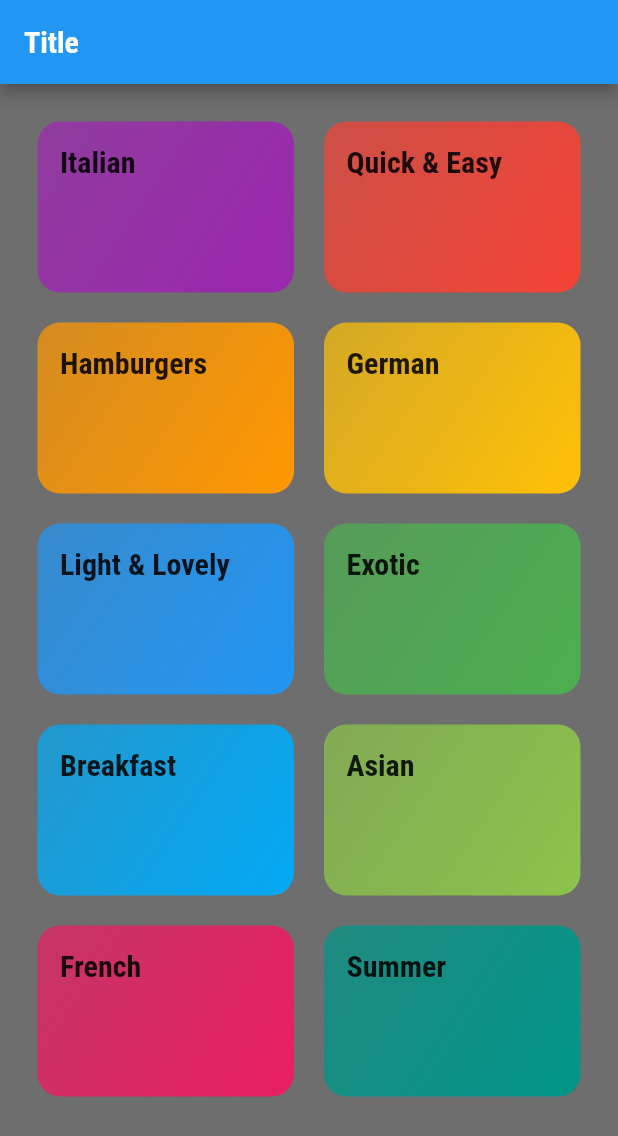
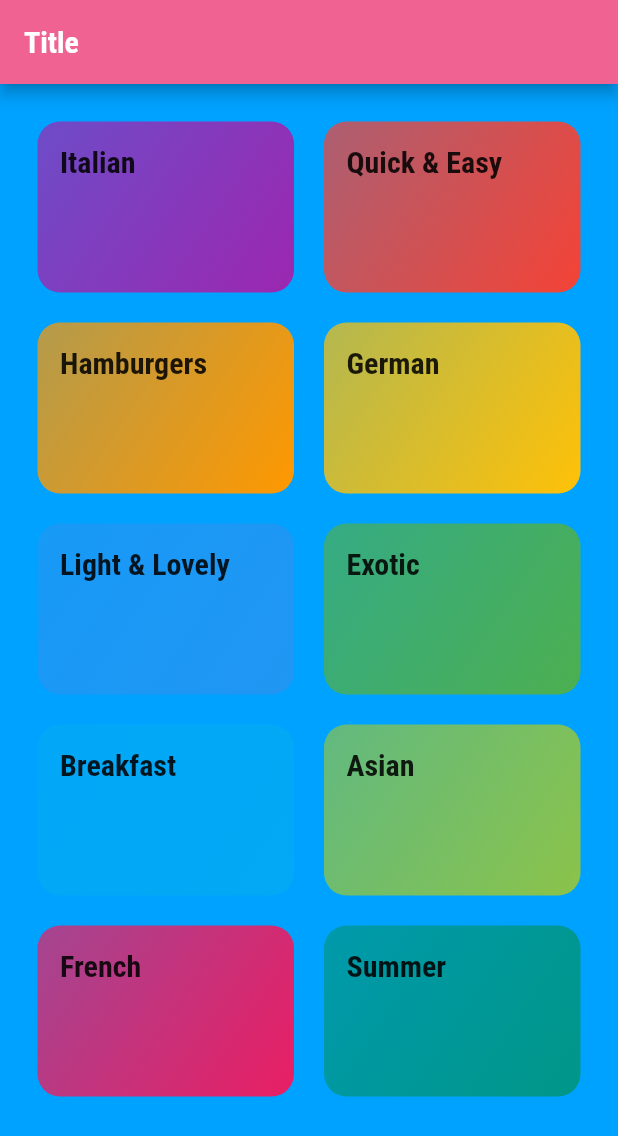
Before and after one commit to K-Mose/Flutter, a Flutter app: the screen it shows after launch, on a phone screen of 412 x 824 dp. Shown: the top 1136 px of the screen. Run offline on Flutter 3.47's test engine with Material 2 defaults, Android fonts, the phone set to English and light mode, and no system bars.

Commit message:
Navigating to New Page

```diff
--- a/lib/category_item.dart
+++ b/lib/category_item.dart
@@ -1,4 +1,5 @@
 import 'package:flutter/material.dart';
+import 'package:meals_app/category_meals_screen.dart';
 
 class CategoryItem extends StatelessWidget {
   final String title;
@@ -6,9 +7,22 @@ class CategoryItem extends StatelessWidget {
 
   CategoryItem(this.title, this.color);
 
+
+  void selectCategory(BuildContext context) {
+    Navigator.of(context).push(
+      MaterialPageRoute(builder: (_) {
+        return CategoryMealsScreen();
+      })
+    );
+  }
+
   @override
   Widget build(BuildContext context) {
-    return Container(
+    return InkWell(
+      onTap: () => selectCategory(context),
+      splashColor: Theme.of(context).primaryColor,
+      borderRadius: BorderRadius.circular(15),
+      child: Container(
         padding: const EdgeInsets.all(15),
         decoration: BoxDecoration(
           gradient: LinearGradient(
@@ -26,6 +40,7 @@ class CategoryItem extends StatelessWidget {
           title,
           style: Theme.of(context).textTheme.titleLarge,
         ),
+      ),
     );
   }
 }
--- a/lib/main.dart
+++ b/lib/main.dart
@@ -14,7 +14,7 @@ class MyApp extends StatelessWidget {
   Widget build(BuildContext context) {
     final ThemeData theme = ThemeData(
       primarySwatch: Colors.yellow,
-      canvasColor: const Color.fromRGBO(110, 110, 110, 1),
+      canvasColor: Color.fromARGB(255, 0, 162, 255),
       fontFamily: 'Raleway',
       textTheme: ThemeData.light().textTheme.copyWith(
         bodyLarge: const TextStyle(
@@ -31,6 +31,9 @@ class MyApp extends StatelessWidget {
           fontFamily: 'RobotoCondensed',
           fontWeight: FontWeight.bold
         ),
+      ),
+      appBarTheme: AppBarTheme.of(context).copyWith(
+        color: Colors.pink[300]
       )
     );
 
```
Also changed, not shown: lib/category_meals_screen.dart (added, +17 -0 lines). Lines whose indentation alone changed are shown as unchanged.
